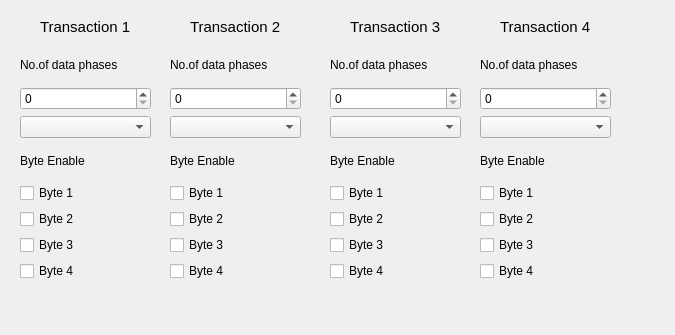
This is PCIsimulator/subwindow.ui in Qt-Widgets/PCIbusQTgui as Qt 5 draws it before an edit. The edited form follows.
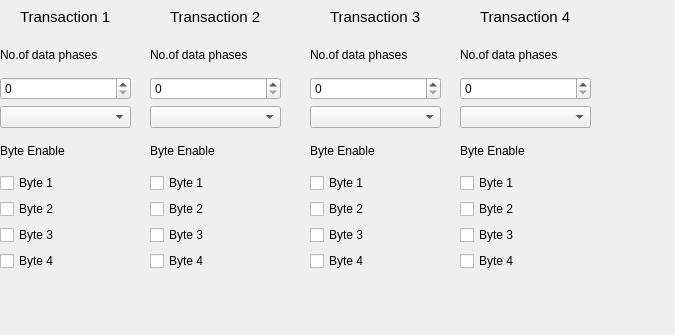
This is the edited form.

What changed in the file:
```diff
--- a/PCIsimulator/subwindow.ui
+++ b/PCIsimulator/subwindow.ui
@@ -16,8 +16,8 @@
   <widget class="QWidget" name="layoutWidget">
    <property name="geometry">
     <rect>
-     <x>170</x>
-     <y>10</y>
+     <x>150</x>
+     <y>0</y>
      <width>131</width>
      <height>271</height>
     </rect>
@@ -93,8 +93,8 @@
   <widget class="QWidget" name="layoutWidget_2">
    <property name="geometry">
     <rect>
-     <x>330</x>
-     <y>10</y>
+     <x>310</x>
+     <y>0</y>
      <width>131</width>
      <height>271</height>
     </rect>
@@ -170,8 +170,8 @@
   <widget class="QWidget" name="layoutWidget_3">
    <property name="geometry">
     <rect>
-     <x>480</x>
-     <y>10</y>
+     <x>460</x>
+     <y>0</y>
      <width>131</width>
      <height>271</height>
     </rect>
@@ -244,11 +244,11 @@
     </item>
    </layout>
   </widget>
-  <widget class="QWidget" name="layoutWidget">
+  <widget class="QWidget" name="layoutWidget_4">
    <property name="geometry">
     <rect>
-     <x>20</x>
-     <y>10</y>
+     <x>0</x>
+     <y>0</y>
      <width>131</width>
      <height>271</height>
     </rect>
```
